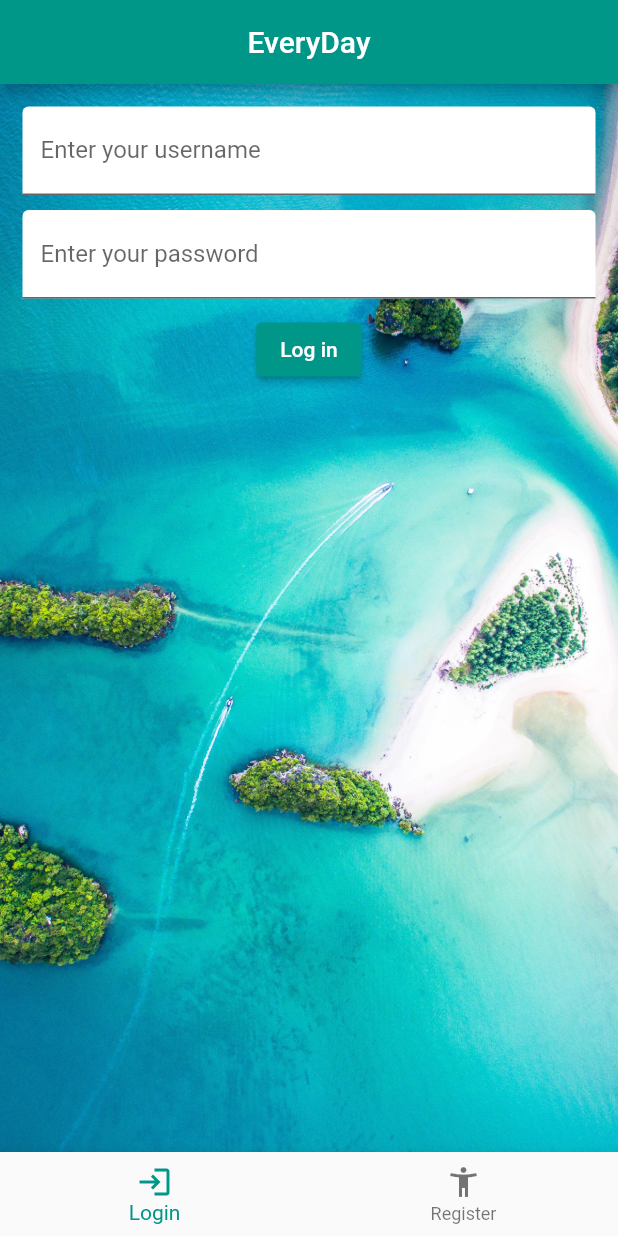
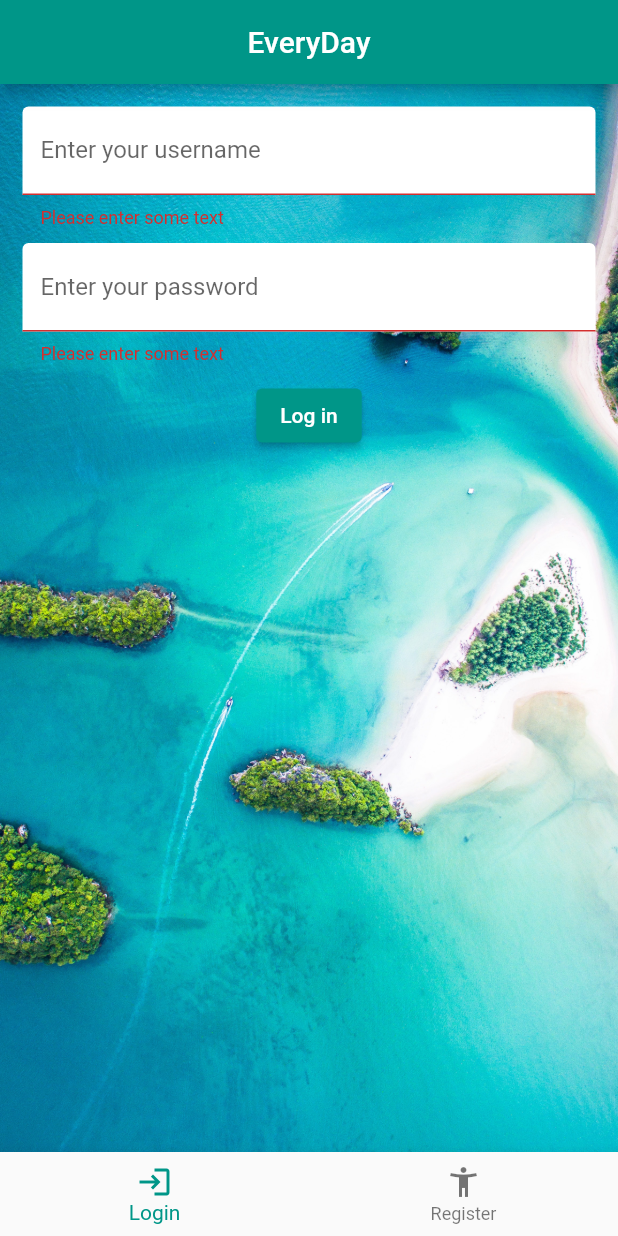
Before and after one commit to AlexBanu77/EveryDay, a Flutter app: the LoginScreen screen opened by its route, after a tap on "Log in", on a phone screen of 412 x 824 dp. Run offline on Flutter 3.47's test engine with Material 2 defaults, Android fonts, the light colour scheme and no system bars; network calls fail.

Commit message:
ADD: Login and Register fields validation

```diff
--- a/project/lib/shared/login_screen.dart
+++ b/project/lib/shared/login_screen.dart
@@ -32,6 +32,7 @@
   // current value of the TextField.
   final userController = TextEditingController();
   final passwordController = TextEditingController();
+  final _formKey = GlobalKey<FormState>();
 
   @override
   void initState() {
@@ -62,9 +63,11 @@
         child: Center(
           child: Container(
             padding: EdgeInsets.all(15),
+            child: Form(
+                key: _formKey,
                 child: Column(
                     children: <Widget>[
-                    TextField(
+                      TextFormField(
                         controller: userController,
                         decoration: const InputDecoration(
                             border: UnderlineInputBorder(),
@@ -72,10 +75,16 @@
                             fillColor: Colors.white,
                             filled: true
                         ),
+                        validator: (value) {
+                          if (value == null || value.isEmpty) {
+                            return 'Please enter some text';
+                          }
+                          return null;
+                        },
                         style: const TextStyle(color: Colors.black),
                       ),
                       const SizedBox(height: 10),
-                    TextField(
+                      TextFormField(
                         controller: passwordController,
                         decoration: const InputDecoration(
                             border: UnderlineInputBorder(),
@@ -83,14 +92,22 @@
                             fillColor: Colors.white,
                             filled: true
                         ),
+                        validator: (value) {
+                          if (value == null || value.isEmpty) {
+                            return 'Please enter some text';
+                          }
+                          return null;
+                        },
                         style: const TextStyle(color: Colors.black),
                       ),
                       const SizedBox(height: 10),
                       ElevatedButton(
                         onPressed: () async {
                           // Respond to button press
+                          if (_formKey.currentState!.validate()){
                             if(await checkPass(userController.text, passwordController.text)){
                               Navigator.pushNamed(context, '/events');
+                            }
                           }
                         },
                         child: const Text('Log in'),
@@ -98,6 +115,7 @@
                     ]
                 )
             ),
+          )
         ),
       ),
     );
```
Lines whose indentation alone changed are shown as unchanged.
